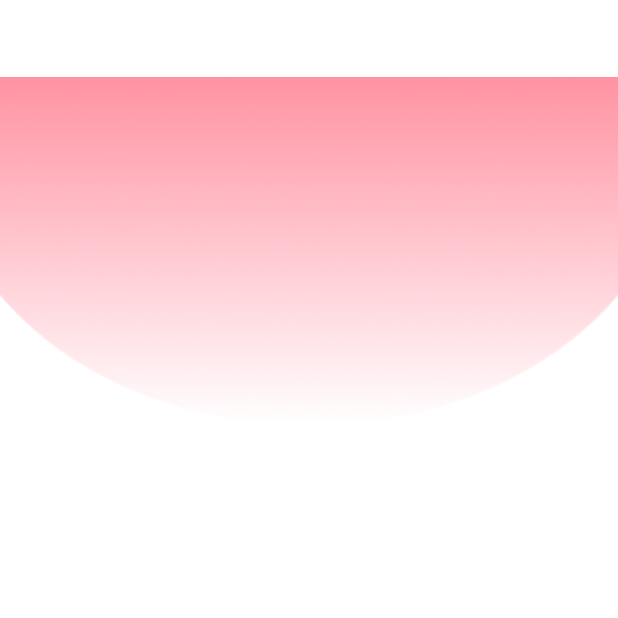
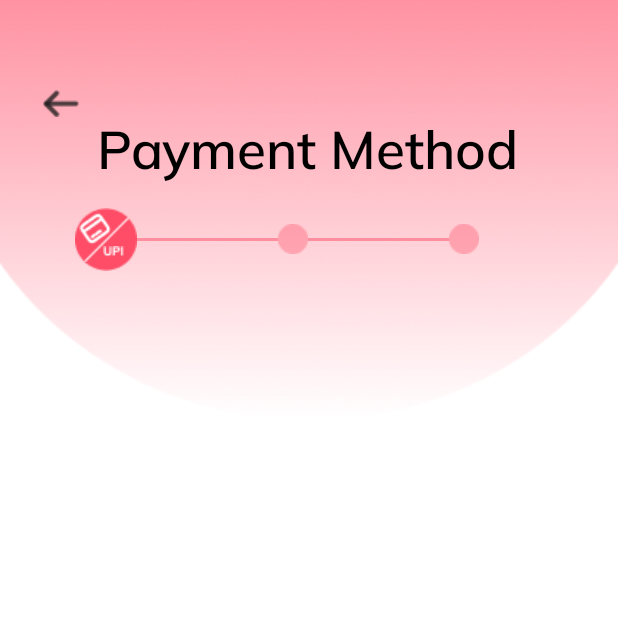
Before and after one commit to chhavisharma30/Match-People, an Android app: the screen it shows after launch (PaymentMethodActivity), on a phone screen of 412 x 824 dp, the top half of it. Run offline under Robolectric (Android 15) with nearby library versions, the phone set to English and light mode, and no system bars.

Commit message:
Created ui of Payment Method Activity

```diff
--- a/app/src/main/AndroidManifest.xml
+++ b/app/src/main/AndroidManifest.xml
@@ -20,12 +20,13 @@
             android:name=".PaymentMethodActivity"
             android:exported="true" >
 
+
+
             <intent-filter>
                 <action android:name="android.intent.action.MAIN" />
 
                 <category android:name="android.intent.category.LAUNCHER" />
             </intent-filter>
-
 
 
         </activity>
@@ -42,7 +43,13 @@
             android:exported="false" />
         <activity
             android:name=".MainActivity"
-            android:exported="true" />
+            android:exported="true" >
+
+
+
+
+
+        </activity>
 
         <meta-data
             android:name="preloaded_fonts"
--- a/app/src/main/res/layout/activity_payment_method.xml
+++ b/app/src/main/res/layout/activity_payment_method.xml
@@ -3,32 +3,156 @@
     xmlns:app="http://schemas.android.com/apk/res-auto"
     xmlns:tools="http://schemas.android.com/tools"
     android:layout_width="match_parent"
-    android:fitsSystemWindows="true"
     android:layout_height="match_parent"
     tools:context=".PaymentMethodActivity">
 
 
-    <FrameLayout
-        android:id="@+id/frameLayout"
-        android:layout_width="match_parent"
-        android:layout_height="wrap_content"
-
-        android:layout_marginBottom="490dp"
-        app:layout_constraintBottom_toBottomOf="parent"
+    <RelativeLayout
+        android:layout_width="wrap_content"
+        android:layout_height="280dp"
+        android:background="@drawable/eclipse2"
+        android:orientation="vertical"
         app:layout_constraintEnd_toEndOf="parent"
         app:layout_constraintStart_toStartOf="parent"
         app:layout_constraintTop_toTopOf="parent">
 
-        <ImageView
+        <androidx.constraintlayout.widget.ConstraintLayout
             android:layout_width="match_parent"
-            android:layout_height="match_parent"
-            android:src="@drawable/eclipse2" />
+            android:layout_height="match_parent">
+
+            <ImageView
+                android:layout_width="wrap_content"
+                android:layout_height="wrap_content"
 
 
-    </FrameLayout>
+                android:src="@drawable/back_arrow"
+                app:layout_constraintBottom_toBottomOf="parent"
+                app:layout_constraintEnd_toEndOf="parent"
+                app:layout_constraintHorizontal_bias="0.074"
+                app:layout_constraintStart_toStartOf="parent"
+                app:layout_constraintTop_toTopOf="parent"
+                app:layout_constraintVertical_bias="0.228" />
+
+            <TextView
+                android:id="@+id/textView7"
+                android:layout_width="wrap_content"
+                android:layout_height="wrap_content"
+                android:layout_marginTop="76dp"
+                android:fontFamily="@font/mulish_semibold"
+                android:text="Payment Method"
+                android:textColor="@color/black"
+
+                android:textSize="35dp"
+                android:textStyle="bold"
+                app:layout_constraintEnd_toEndOf="parent"
+                app:layout_constraintHorizontal_bias="0.496"
+                app:layout_constraintStart_toStartOf="parent"
+                app:layout_constraintTop_toTopOf="parent" />
+
+            <LinearLayout
+                android:layout_width="match_parent"
+                android:layout_height="wrap_content"
+                android:orientation="horizontal"
+                app:layout_constraintBottom_toBottomOf="parent"
+                app:layout_constraintTop_toBottomOf="@+id/textView7"
+                app:layout_constraintVertical_bias="0.14"
+                tools:layout_editor_absoluteX="16dp">
+
+                <androidx.constraintlayout.widget.ConstraintLayout
+                    android:layout_width="wrap_content"
+                    android:paddingLeft="50dp"
+                    android:layout_height="wrap_content">
+
+
+                    <ImageView
+                        android:id="@+id/imageView3"
+                        android:layout_width="wrap_content"
+                        android:layout_height="wrap_content"
+                        android:src="@drawable/eclipse3"
+                        app:layout_constraintBottom_toBottomOf="parent"
+                        app:layout_constraintEnd_toEndOf="parent"
+                        app:layout_constraintHorizontal_bias="0.178"
+                        app:layout_constraintStart_toStartOf="parent"
+
+                        app:layout_constraintVertical_bias="0.368" />
+
+                    <ImageView
+                        android:id="@+id/imageView6"
+                        android:layout_width="wrap_content"
+
+                        android:layout_height="wrap_content"
+
+                        android:src="@drawable/card"
+                        app:layout_constraintBottom_toBottomOf="@+id/imageView3"
+                        app:layout_constraintEnd_toEndOf="@+id/imageView3"
+                        app:layout_constraintHorizontal_bias="0.0"
+                        app:layout_constraintStart_toStartOf="@+id/imageView3"
+                        app:layout_constraintTop_toTopOf="@+id/imageView3"
+                        app:layout_constraintVertical_bias="0.0" />
+
+                    <ImageView
+                        android:id="@+id/imageView5"
+                        android:layout_width="wrap_content"
+                        android:layout_height="wrap_content"
+                        android:src="@drawable/line1_img"
+                        app:layout_constraintBottom_toBottomOf="@+id/imageView3"
+                        app:layout_constraintEnd_toEndOf="@+id/imageView3"
+                        app:layout_constraintStart_toStartOf="@+id/imageView3"
+                        app:layout_constraintTop_toTopOf="@+id/imageView3" />
+
+
+                    <ImageView
+                        android:id="@+id/imageView8"
+                        android:layout_width="wrap_content"
+                        android:layout_height="wrap_content"
+                        android:paddingRight="4dp"
+                        android:paddingBottom="2dp"
+                        android:src="@drawable/upi_img"
+                        app:layout_constraintBottom_toBottomOf="@+id/imageView3"
+                        app:layout_constraintEnd_toEndOf="@+id/imageView3"
+                        app:layout_constraintHorizontal_bias="0.814"
+                        app:layout_constraintStart_toStartOf="@+id/imageView3"
+                        app:layout_constraintTop_toTopOf="@+id/imageView3"
+                        app:layout_constraintVertical_bias="0.771" />
+
+
+                </androidx.constraintlayout.widget.ConstraintLayout>
+
+
+                <ImageView
+                    android:layout_width="wrap_content"
+                    android:layout_gravity="center_vertical"
+                    android:layout_height="wrap_content"
+                    android:src="@drawable/line2_img"/>
+
+                <ImageView
+                    android:layout_width="wrap_content"
+                    android:layout_gravity="center_vertical"
+                    android:layout_height="wrap_content"
+                    android:src="@drawable/eclipse_4"/>
+
+                <ImageView
+                    android:layout_width="wrap_content"
+                    android:layout_gravity="center_vertical"
+                    android:layout_height="wrap_content"
+                    android:src="@drawable/line2_img"/>
+
+                <ImageView
+                    android:layout_width="wrap_content"
+                    android:layout_gravity="center_vertical"
+                    android:layout_height="wrap_content"
+                    android:src="@drawable/eclipse_4"/>
+
+
+
+            </LinearLayout>
+
+
+        </androidx.constraintlayout.widget.ConstraintLayout>
 
 
 
 
+    </RelativeLayout>
 
 </androidx.constraintlayout.widget.ConstraintLayout>
```
Also changed, not shown: app/src/main/res/drawable/back_arrow.png (added), app/src/main/res/drawable/card.png (added), app/src/main/res/drawable/eclipse3.png (added), app/src/main/res/drawable/eclipse_4.png (added), app/src/main/res/drawable/line1_img.png (added), app/src/main/res/drawable/line2_img.png (added), app/src/main/res/drawable/upi_img.png (added).
